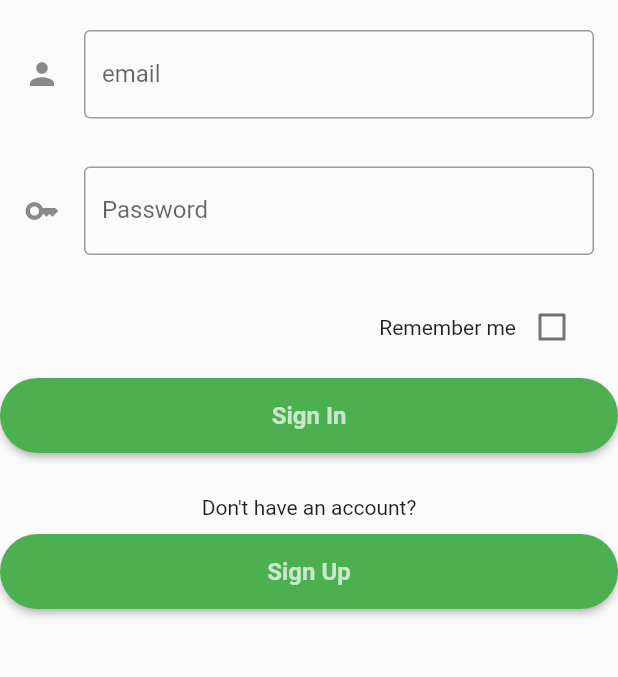
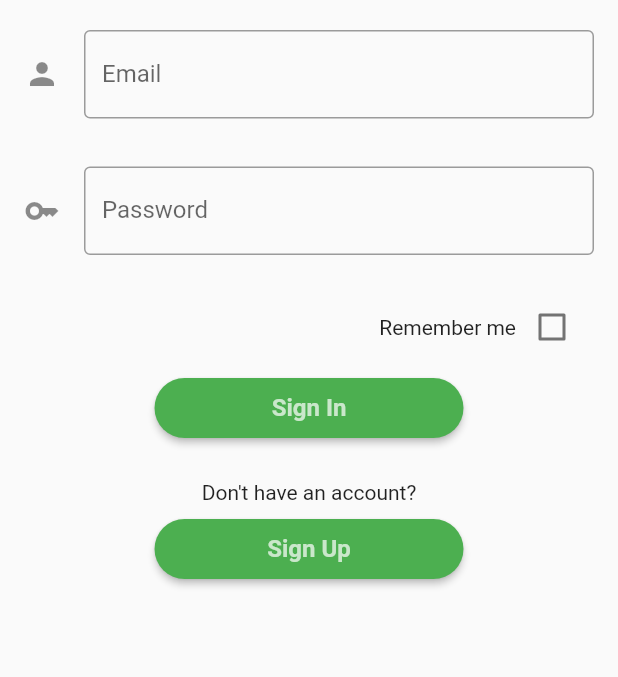
Before and after one commit to aoayhan/CS-308-Project, a Flutter app: the LoginPage screen opened directly, on a phone screen of 412 x 824 dp, the part 156-833 px from its top. Run offline on Flutter 3.47's test engine with Material 2 defaults, Android fonts, the light colour scheme and no system bars; our stand-ins replace firebase_auth, firebase_core; accounts and stored records are empty; project files that could hold a hidden picture were left out.

Commit message:
UIButton changes

```diff
--- a/lib/reusable_widgets/reusable_widget.dart
+++ b/lib/reusable_widgets/reusable_widget.dart
@@ -39,10 +39,11 @@ TextField reusableTextField(String text, IconData icon, bool isPasswordType,
   );
 }
 
-Container firebaseUIButton(BuildContext context, String title, Function onTap) {
-  return Container(
-    width: MediaQuery.of(context).size.width,
-    height: 50,
+FractionallySizedBox firebaseUIButton(BuildContext context, String title, Function onTap) {
+  return FractionallySizedBox(
+    widthFactor: 0.5,
+    child: Container(
+      height: 40,
       margin: const EdgeInsets.fromLTRB(0, 10, 0, 20),
       decoration: BoxDecoration(borderRadius: BorderRadius.circular(90)),
       child: ElevatedButton(
@@ -57,11 +58,17 @@ Container firebaseUIButton(BuildContext context, String title, Function onTap) {
             return Colors.green;
           }),
           shape: MaterialStateProperty.all<RoundedRectangleBorder>(
-              RoundedRectangleBorder(borderRadius: BorderRadius.circular(30)))),
+            RoundedRectangleBorder(borderRadius: BorderRadius.circular(30)),
+          ),
+        ),
         child: Text(
           title,
           style: const TextStyle(
-            color: Colors.white70, fontWeight: FontWeight.bold, fontSize: 16),
+            color: Colors.white70,
+            fontWeight: FontWeight.bold,
+            fontSize: 16,
+          ),
+        ),
       ),
     ),
   );
--- a/lib/views/loginPage.dart
+++ b/lib/views/loginPage.dart
@@ -44,7 +44,7 @@ class _LoginPageState extends State<LoginPage> {
               child: TextFormField(
                 decoration: const InputDecoration(
                   icon: Icon(Icons.person),
-                  labelText: 'email',
+                  labelText: 'Email',
                   border: OutlineInputBorder(),
                 ),
                 controller: _emailTextController,
```
Also changed, not shown: lib/views/signupPage.dart (+2 -10 lines). Lines whose indentation alone changed are shown as unchanged.
